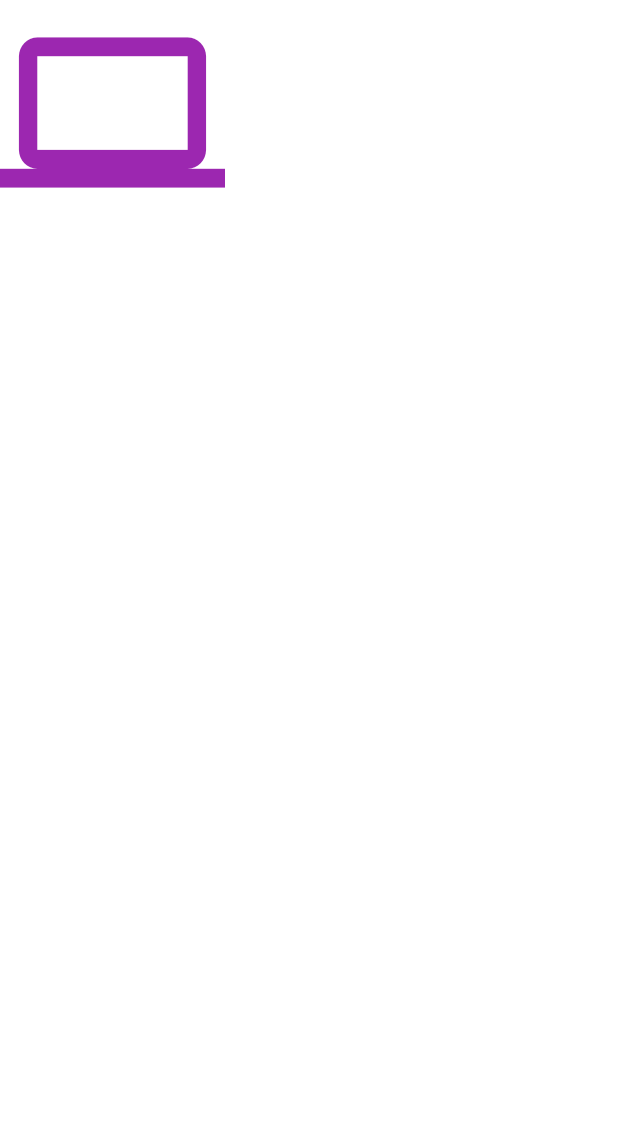
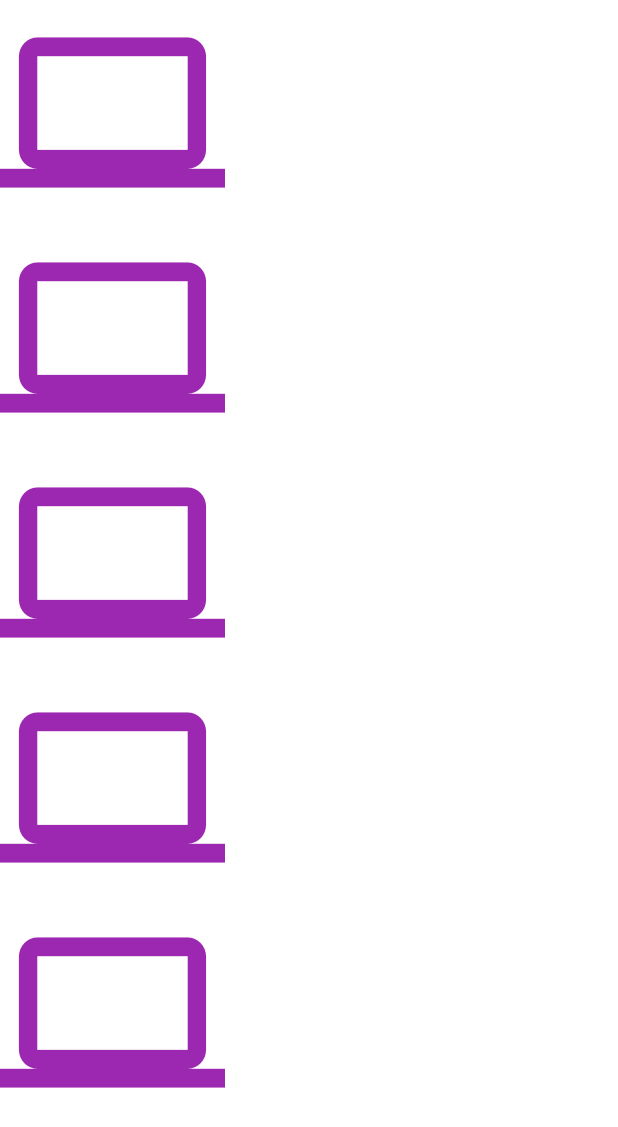
Before and after one commit to hfsmd/nurisdart, a Flutter app: the screen it shows after launch, on a phone screen of 412 x 824 dp. Shown: the top 1127 px of the screen. Run offline on Flutter 3.47's test engine with Material 3 defaults, Android fonts, the light colour scheme and no system bars; our stand-ins replace smooth_page_indicator.

Commit message:
login 4 icon

```diff
--- a/lib/pages/Authentication/login_page.dart
+++ b/lib/pages/Authentication/login_page.dart
@@ -13,7 +13,27 @@ class LoginPage extends StatelessWidget {
             Icons.computer,
             size: 150,
             color: Colors.purple,
-          )
+          ),
+          Icon(
+            Icons.computer,
+            size: 150,
+            color: Colors.purple,
+          ),
+          Icon(
+            Icons.computer,
+            size: 150,
+            color: Colors.purple,
+          ),
+          Icon(
+            Icons.computer,
+            size: 150,
+            color: Colors.purple,
+          ),
+          Icon(
+            Icons.computer,
+            size: 150,
+            color: Colors.purple,
+          ),
         ],
       ),
     );
```
